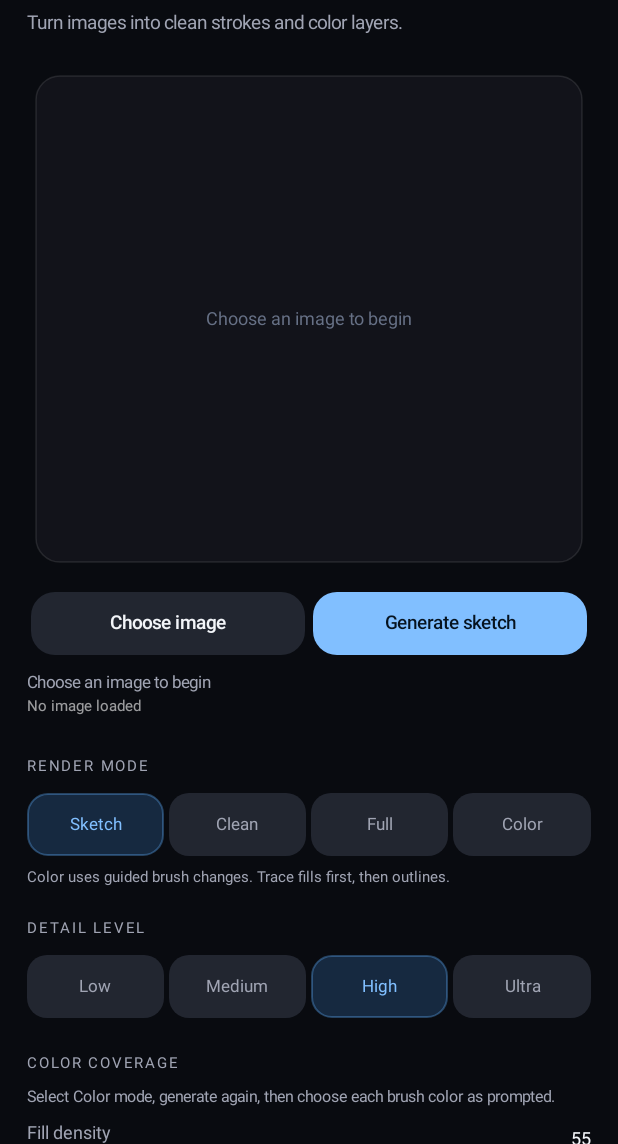
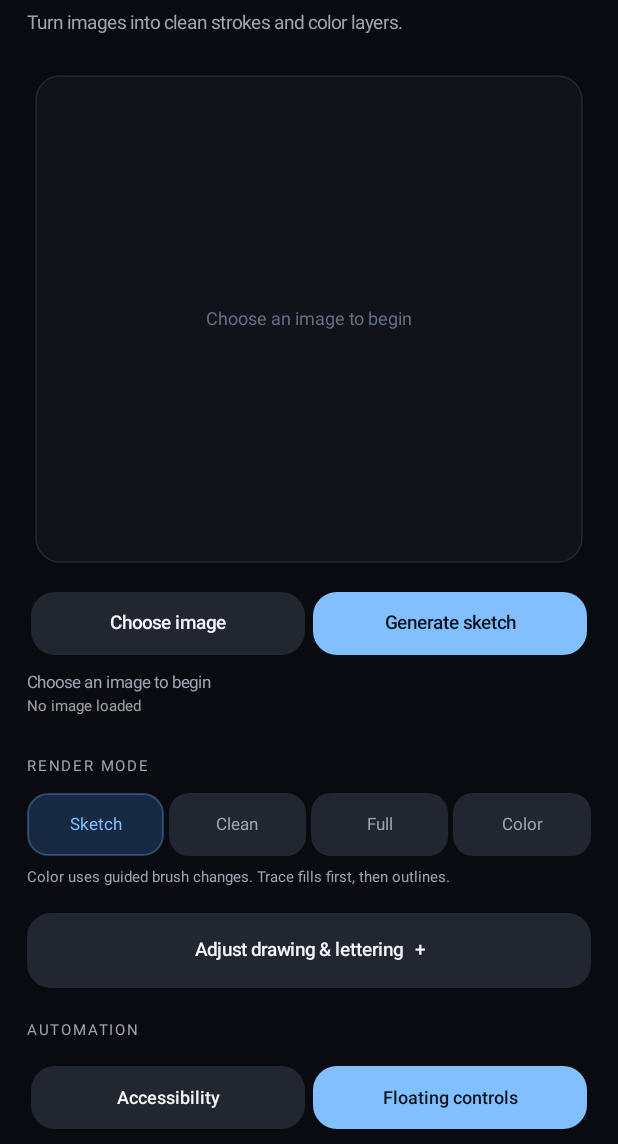
Before and after one commit to eliwoahzja/automatic-ig-drawing, an Android app: the screen it shows after launch (MainActivity), on a phone screen of 412 x 824 dp, the part 92-1236 px from its top. Run offline under Robolectric (Android 15) with nearby library versions, the phone set to English and light mode, and no system bars.

Commit message:
Simplify mobile studio into preview-first view with collapsible adjustments

```diff
--- a/android/app/src/main/java/dev/autosketch/mobile/MainActivity.java
+++ b/android/app/src/main/java/dev/autosketch/mobile/MainActivity.java
@@ -136,24 +136,45 @@ public class MainActivity extends Activity {
         modeHint.setPadding(0, dp(6), 0, 0);
         root.addView(modeHint);
 
-        root.addView(section("Detail level"));
+        TextView advancedToggle = pill("Adjust drawing & lettering   +", false, false);
+        LinearLayout.LayoutParams advancedToggleParams =
+                new LinearLayout.LayoutParams(-1, dp(50));
+        advancedToggleParams.topMargin = dp(18);
+        root.addView(advancedToggle, advancedToggleParams);
+
+        LinearLayout advanced = new LinearLayout(this);
+        advanced.setOrientation(LinearLayout.VERTICAL);
+        advanced.setPadding(dp(14), dp(5), dp(14), dp(16));
+        advanced.setBackground(surface(CARD, 20, 1f, 0x1FFFFFFF));
+        advanced.setVisibility(View.GONE);
+        LinearLayout.LayoutParams advancedParams = new LinearLayout.LayoutParams(-1, -2);
+        advancedParams.topMargin = dp(8);
+        root.addView(advanced, advancedParams);
+        advancedToggle.setOnClickListener(v -> {
+            boolean opening = advanced.getVisibility() != View.VISIBLE;
+            advanced.setVisibility(opening ? View.VISIBLE : View.GONE);
+            advancedToggle.setText(opening ? "Close adjustments   −"
+                    : "Adjust drawing & lettering   +");
+        });
+
+        advanced.addView(section("Detail level"));
         detailChips = segmented(DrawingSettings.DETAIL_NAMES, settings.detailLevel, 0);
-        root.addView(detailChips);
+        advanced.addView(detailChips);
 
-        root.addView(section("Color coverage"));
+        advanced.addView(section("Color coverage"));
         TextView colorHint = label("Select Color mode, generate again, then choose each brush color as prompted.",
                 10.5f, MUTED);
         colorHint.setPadding(0, 0, 0, dp(5));
-        root.addView(colorHint);
-        root.addView(settingSlider("Fill density", 15, 95, settings.colorDensity, new SettingValue() {
+        advanced.addView(colorHint);
+        advanced.addView(settingSlider("Fill density", 15, 95, settings.colorDensity, new SettingValue() {
             @Override public void changed(int value) {
                 settings.colorDensity = value;
             }
         }));
 
-        root.addView(section("Canvas fit"));
+        advanced.addView(section("Canvas fit"));
         fitChips = segmented(DrawingSettings.FIT_NAMES, settings.fitMode, 1);
-        root.addView(fitChips);
+        advanced.addView(fitChips);
 
         centerToggle = toggle("Center image", settings.centerImage);
         centerToggle.setOnClickListener(new View.OnClickListener() {
@@ -164,14 +185,14 @@ public class MainActivity extends Activity {
                 persist(true);
             }
         });
-        root.addView(centerToggle, new LinearLayout.LayoutParams(-1, dp(42)));
+        advanced.addView(centerToggle, new LinearLayout.LayoutParams(-1, dp(42)));
 
-        root.addView(section("Readable lettering"));
+        advanced.addView(section("Readable lettering"));
         TextView letteringHint = label("Type the words exactly to replace distorted lettering. Set the position in the image, then regenerate.",
                 10.5f, MUTED);
         letteringHint.setPadding(0, 0, 0, dp(8));
         letteringHint.setLineSpacing(dp(3), 1f);
-        root.addView(letteringHint);
+        advanced.addView(letteringHint);
         captionInput = new EditText(this);
         captionInput.setSingleLine(false);
         captionInput.setInputType(android.text.InputType.TYPE_CLASS_TEXT
@@ -184,18 +205,18 @@ public class MainActivity extends Activity {
         captionInput.setTextSize(13f);
         captionInput.setPadding(dp(14), dp(12), dp(14), dp(12));
         captionInput.setBackground(surface(CARD, 16, 1f, 0x22FFFFFF));
-        root.addView(captionInput, new LinearLayout.LayoutParams(-1, dp(90)));
-        root.addView(settingSlider("Text position X", 10, 90, settings.captionXPercent, new SettingValue() {
+        advanced.addView(captionInput, new LinearLayout.LayoutParams(-1, dp(90)));
+        advanced.addView(settingSlider("Text position X", 10, 90, settings.captionXPercent, new SettingValue() {
             @Override public void changed(int value) {
                 settings.captionXPercent = value;
             }
         }));
-        root.addView(settingSlider("Text position Y", 10, 90, settings.captionYPercent, new SettingValue() {
+        advanced.addView(settingSlider("Text position Y", 10, 90, settings.captionYPercent, new SettingValue() {
             @Override public void changed(int value) {
                 settings.captionYPercent = value;
             }
         }));
-        root.addView(settingSlider("Text size", 3, 18, settings.captionSizePercent, new SettingValue() {
+        advanced.addView(settingSlider("Text size", 3, 18, settings.captionSizePercent, new SettingValue() {
             @Override public void changed(int value) {
                 settings.captionSizePercent = value;
             }
@@ -203,7 +224,7 @@ public class MainActivity extends Activity {
         TextView applyText = pill("Apply lettering + regenerate", false, false);
         LinearLayout.LayoutParams applyParams = new LinearLayout.LayoutParams(-1, dp(48));
         applyParams.topMargin = dp(8);
-        root.addView(applyText, applyParams);
+        advanced.addView(applyText, applyParams);
         applyText.setOnClickListener(new View.OnClickListener() {
             @Override public void onClick(View v) {
                 settings.captionText = captionInput.getText().toString();
```
